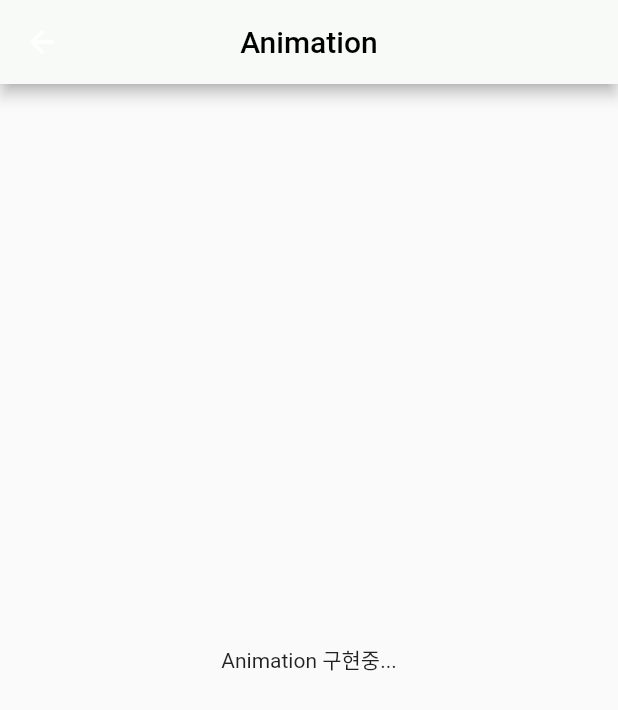
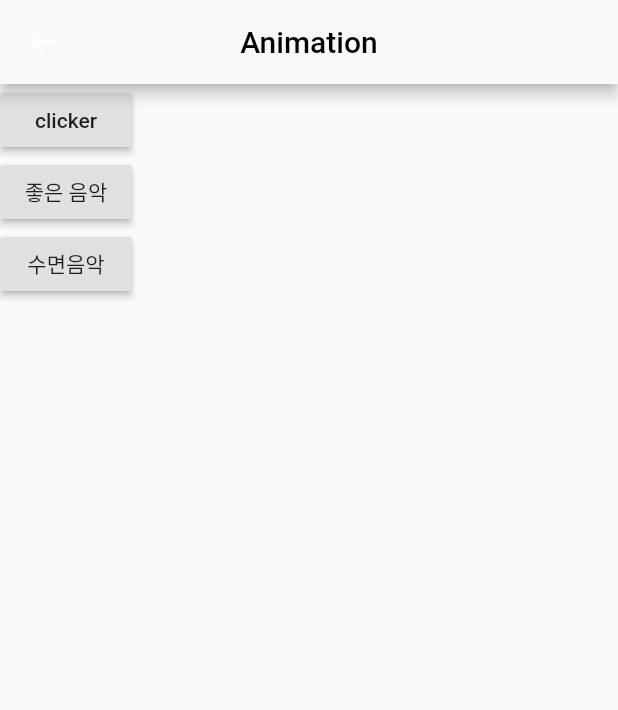
Before and after one commit to Sunjae95/Capstone, a Flutter app: the AgominAnimation screen opened directly, on a phone screen of 412 x 824 dp. Shown: the top 710 px of the screen. Run offline on Flutter 3.47's test engine with Material 2 defaults, Android fonts, the phone set to English and light mode, and no system bars; our stand-ins replace audioplayers, cached_network_image, cloud_firestore, firebase_auth, firebase_core, firebase_storage and 5 more; missing offline and left inert: flutter_dialogflow, geocoder; accounts and stored records are empty; project files that could hold a hidden picture were left out.

Commit message:
Click 기능추가

```diff
--- a/lib/Home/Animation/animation_screen.dart
+++ b/lib/Home/Animation/animation_screen.dart
@@ -1,4 +1,5 @@
 import 'package:flutter/material.dart';
+import 'package:audioplayers/audio_cache.dart';
 
 class AgominAnimation extends StatefulWidget {
   @override
@@ -6,6 +7,8 @@ class AgominAnimation extends StatefulWidget {
 }
 
 class _AgominAnimationState extends State<AgominAnimation> {
+  final AudioCache _player = AudioCache();
+
   @override
   Widget build(BuildContext context) {
     return Scaffold(
@@ -17,8 +20,28 @@ class _AgominAnimationState extends State<AgominAnimation> {
           style: TextStyle(color: Colors.black),
         ),
       ),
-      body: Center(
-        child: Text('Animation 구현중...'),
+      body: Container(
+        child:Column(children: [
+          RaisedButton(
+          child: Text('clicker'),
+          onPressed: () {
+            _player.play('click.mp3');
+          },
+        ),
+        RaisedButton(
+          child: Text('좋은 음악'),
+          onPressed: () {
+            _player.play('click.mp3');
+          },
+        ),
+        RaisedButton(
+          child: Text('수면음악'),
+          onPressed: () {
+            _player.play('click.mp3');
+          },
+        ),
+        ],),
+
       ),
     );
   }
--- a/lib/Home/Follow/friend_screen.dart
+++ b/lib/Home/Follow/friend_screen.dart
@@ -18,7 +18,7 @@ class _ChatScreenState extends State<ChatScreen> {
     super.initState();
     _repository.getCurrentUser().then((user) {
       print("USER : ${user.displayName}");
-
+      //follower load
       _repository.fetchAllUsers(user).then((updatedList) {
         setState(() {
           usersList = updatedList.cast<Member>();
@@ -45,6 +45,7 @@ class _ChatScreenState extends State<ChatScreen> {
             )
           ],
         ),
+        //follower load
         body: ListView.builder(
           itemCount: usersList.length,
           itemBuilder: ((context, index) {
--- a/pubspec.yaml
+++ b/pubspec.yaml
@@ -52,7 +52,7 @@ dependencies:
   #cloud_firestore: ^0.12.10
   google_maps_flutter: ^0.5.21+7
   image:
-
+  audioplayers: ^0.16.1
   # The following adds the Cupertino Icons font to your application.
   # Use with the CupertinoIcons class for iOS style icons.
   cupertino_icons: ^0.1.3
@@ -99,6 +99,7 @@ flutter:
     - assets/google_icon.jpg
     - assets/no_image.png
     - assets/blankimage.png
+    - assets/click.mp3
   # An image asset can refer to one or more resolution-specific "variants", see
   # https://flutter.dev/assets-and-images/#resolution-aware.
 
```
Also changed, not shown: lib/Helper/firebase_provider.dart (+6 -2 lines), pubspec.lock, 1 other file.
